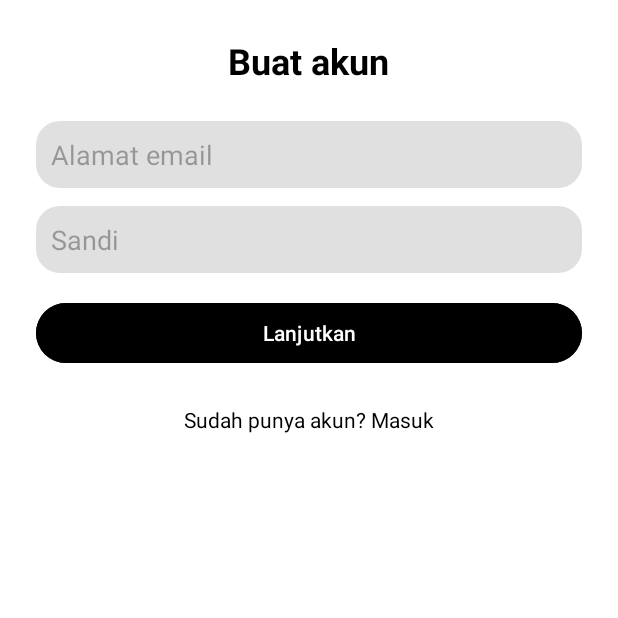
After one commit to Brightlyviryaa/cogniFy, an Android app: the RegisterActivity screen opened directly, with no data from a screen before it, on a phone screen of 412 x 824 dp, the top half of it. The commit adds this screen. Run offline under Robolectric (Android 15) with nearby library versions, the phone set to English and light mode, and no system bars; our stand-ins replace Firebase (no records; nobody signed in at launch, a user with empty details on screens opened directly).

Commit message:
Login register

```diff
--- /dev/null
+++ b/app/src/main/java/com/example/cognify/RegisterActivity.kt
@@ -0,0 +1,66 @@
+package com.example.cognify
+
+import android.content.Intent
+import android.os.Bundle
+import android.widget.Button
+import android.widget.EditText
+import android.widget.TextView
+import android.widget.Toast
+import androidx.appcompat.app.AppCompatActivity
+import com.google.firebase.auth.FirebaseAuth
+
+class RegisterActivity : AppCompatActivity() {
+
+    // Firebase Authentication instance
+    private lateinit var auth: FirebaseAuth
+
+    override fun onCreate(savedInstanceState: Bundle?) {
+        super.onCreate(savedInstanceState)
+        setContentView(R.layout.activity_register)
+
+        // Initialize Firebase Auth
+        auth = FirebaseAuth.getInstance()
+
+        // Initialize UI elements
+        val emailInput = findViewById<EditText>(R.id.emailInput)
+        val passwordInput = findViewById<EditText>(R.id.passwordInput)
+        val registerButton = findViewById<Button>(R.id.registerButton)
+        val loginText = findViewById<TextView>(R.id.loginText)
+
+        // Set click listener for the register button
+        registerButton.setOnClickListener {
+            val email = emailInput.text.toString().trim()
+            val password = passwordInput.text.toString().trim()
+
+            if (email.isNotEmpty() && password.isNotEmpty()) {
+                registerUser(email, password)
+            } else {
+                Toast.makeText(this, "Please enter both email and password.", Toast.LENGTH_SHORT).show()
+            }
+        }
+
+        // Set click listener for "Already have an account" text
+        loginText.setOnClickListener {
+            // Go back to LoginActivity
+            startActivity(Intent(this, LoginActivity::class.java))
+            finish()
+        }
+    }
+
+    // Function to register user with Firebase Authentication
+    private fun registerUser(email: String, password: String) {
+        auth.createUserWithEmailAndPassword(email, password)
+            .addOnCompleteListener(this) { task ->
+                if (task.isSuccessful) {
+                    // Registration successful
+                    Toast.makeText(this, "Registration successful!", Toast.LENGTH_SHORT).show()
+                    // Redirect to LoginActivity after successful registration
+                    startActivity(Intent(this, LoginActivity::class.java))
+                    finish()  // Close RegisterActivity
+                } else {
+                    // Registration failed
+                    Toast.makeText(this, "Registration failed: ${task.exception?.message}", Toast.LENGTH_SHORT).show()
+                }
+            }
+    }
+}
--- /dev/null
+++ b/app/src/main/res/drawable/ic_profile.xml
@@ -0,0 +1,5 @@
+<vector xmlns:android="http://schemas.android.com/apk/res/android" android:height="24dp" android:tint="#000000" android:viewportHeight="24" android:viewportWidth="24" android:width="24dp">
+
+    <path android:fillColor="@android:color/white" android:pathData="M12,12c2.21,0 4,-1.79 4,-4s-1.79,-4 -4,-4 -4,1.79 -4,4 1.79,4 4,4zM12,14c-2.67,0 -8,1.34 -8,4v2h16v-2c0,-2.66 -5.33,-4 -8,-4z"/>
+
+</vector>
--- /dev/null
+++ b/app/src/main/res/layout/activity_register.xml
@@ -0,0 +1,62 @@
+<?xml version="1.0" encoding="utf-8"?>
+<LinearLayout xmlns:android="http://schemas.android.com/apk/res/android"
+    android:layout_width="match_parent"
+    android:layout_height="match_parent"
+    android:orientation="vertical"
+    android:gravity="center_horizontal"
+    android:padding="24dp"
+    android:background="@android:color/white">
+
+    <!-- Title Text -->
+    <TextView
+        android:layout_width="wrap_content"
+        android:layout_height="wrap_content"
+        android:text="Buat akun"
+        android:textSize="24sp"
+        android:textStyle="bold"
+        android:textColor="@android:color/black"
+        android:layout_marginBottom="24dp" />
+
+    <!-- Email Input Field -->
+    <EditText
+        android:id="@+id/emailInput"
+        android:layout_width="match_parent"
+        android:layout_height="wrap_content"
+        android:hint="Alamat email"
+        android:inputType="textEmailAddress"
+        android:padding="10dp"
+        android:layout_marginBottom="12dp"
+        android:background="@drawable/input_background" />
+
+    <!-- Password Input Field -->
+    <EditText
+        android:id="@+id/passwordInput"
+        android:layout_width="match_parent"
+        android:layout_height="wrap_content"
+        android:hint="Sandi"
+        android:inputType="textPassword"
+        android:padding="10dp"
+        android:layout_marginBottom="16dp"
+        android:background="@drawable/input_background" />
+
+    <!-- Register Button -->
+    <Button
+        android:id="@+id/registerButton"
+        android:layout_width="match_parent"
+        android:layout_height="wrap_content"
+        android:text="Lanjutkan"
+        android:backgroundTint="#000000"
+        android:textColor="@android:color/white"
+        android:layout_marginBottom="16dp" />
+
+    <!-- Already have an account link -->
+    <TextView
+        android:id="@+id/loginText"
+        android:layout_width="wrap_content"
+        android:layout_height="wrap_content"
+        android:text="Sudah punya akun? Masuk"
+        android:textSize="14sp"
+        android:textColor="#000000"
+        android:layout_marginTop="8dp" />
+
+</LinearLayout>
```
Also changed, not shown: app/src/main/AndroidManifest.xml (+10 -0 lines), app/src/main/java/com/example/cognify/AuthActivity.kt (added, +47 -0 lines), app/src/main/java/com/example/cognify/EditProfileActivity.kt (added, +16 -0 lines), app/src/main/java/com/example/cognify/LoginActivity.kt (added, +77 -0 lines), app/src/main/java/com/example/cognify/MainActivity.kt (+86 -3 lines), app/src/main/res/drawable/dialog_background.xml (added, +19 -0 lines), app/src/main/res/drawable/ic_clear_document.xml (added, +9 -0 lines), app/src/main/res/layout/activity_auth.xml (added, +43 -0 lines), app/src/main/res/layout/activity_edit_profile.xml (added, +29 -0 lines), app/src/main/res/layout/activity_login.xml (added, +73 -0 lines), app/src/main/res/layout/activity_main.xml (+21 -1 lines), app/src/main/res/layout/dialog_login_register.xml (added, +42 -0 lines).
